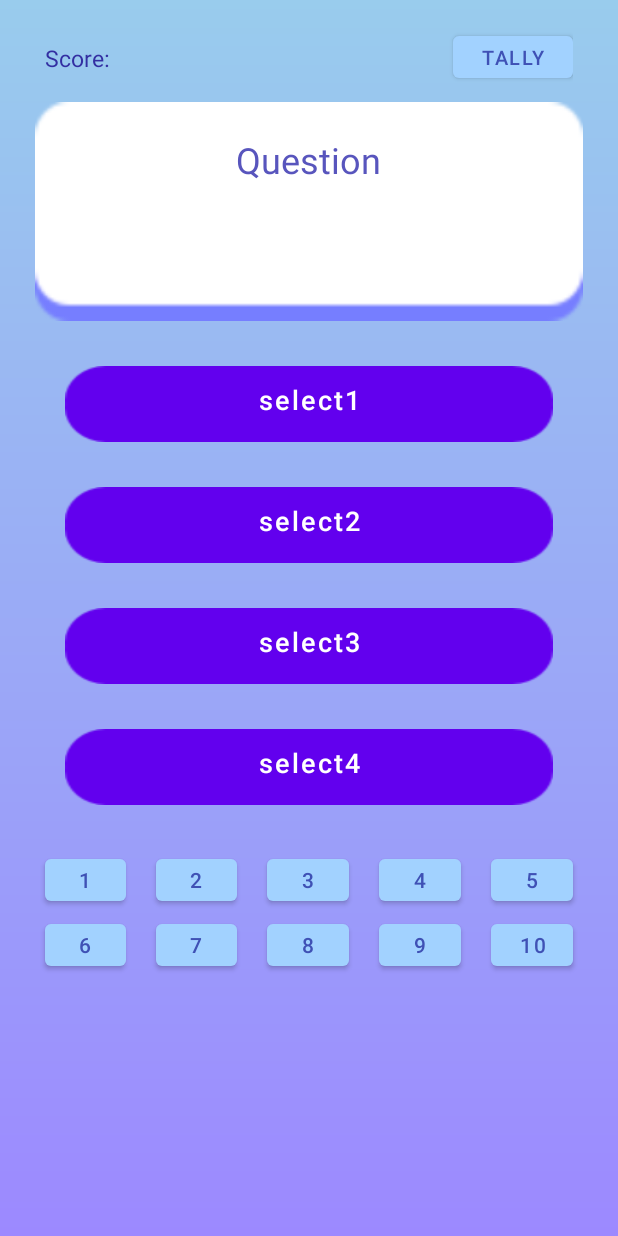
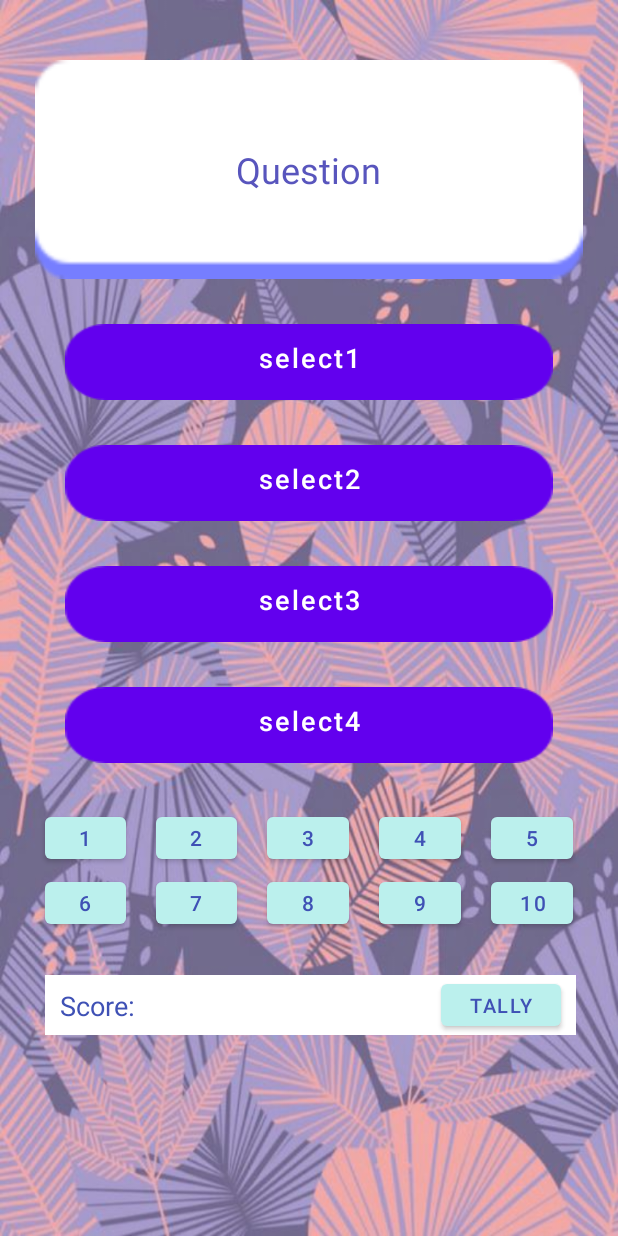
Before and after one commit to tishttash/IM2073-Mobile-App, an Android app: the MainActivity screen opened directly, with no data from a screen before it, on a phone screen of 412 x 824 dp. Run offline under Robolectric (Android 15) with nearby library versions, the phone set to English and light mode, and no system bars.

Commit message:
ui edits

```diff
--- a/app/src/main/res/drawable/background.xml
+++ b/app/src/main/res/drawable/background.xml
@@ -2,7 +2,7 @@
 
 <shape xmlns:android="http://schemas.android.com/apk/res/android">
         <gradient
-            android:startColor="#99CCED"
+            android:startColor="#BBF0ED"
             android:endColor="#9C89FF"
             android:angle="270" />
 </shape>
--- a/app/src/main/res/layout/activity_main.xml
+++ b/app/src/main/res/layout/activity_main.xml
@@ -7,53 +7,22 @@
     android:layout_width="match_parent"
     android:layout_height="match_parent"
     android:orientation="vertical"
-    android:background="@drawable/background"
+    android:background="@drawable/plants4"
     tools:context=".MainActivity">
-
-
-    <RelativeLayout
-        android:layout_width="match_parent"
-        android:layout_height="wrap_content"
-        android:layout_marginLeft="30dp"
-        android:layout_marginTop="18dp"
-        android:layout_marginRight="30dp"
-        android:orientation="horizontal">
-
-        <TextView
-            android:id="@+id/textView2"
-            android:layout_width="wrap_content"
-            android:layout_height="wrap_content"
-            android:layout_gravity="left"
-            android:layout_marginTop="10dp"
-            android:text="Score: "
-            android:textColor="#332FA2"
-            android:textSize="15sp" />
-
-        <Button
-            android:id="@+id/btntally"
-            android:layout_width="80dp"
-            android:layout_height="40dp"
-            android:layout_alignParentRight="true"
-            android:text="Tally"
-            android:textColor="@color/colorPrimary"
-            android:textSize="13sp"
-            app:backgroundTint="@color/colorBlue" />
-
-    </RelativeLayout>
 
     <LinearLayout
         android:layout_width="365dp"
         android:layout_height="146dp"
         android:layout_gravity="center"
-        android:layout_marginTop="10dp"
+        android:layout_marginTop="40dp"
         android:background="@drawable/bgpurple"
         android:gravity="center"
         android:orientation="vertical">
 
         <TextView
             android:id="@+id/textQuestion"
-            android:layout_width="311dp"
-            android:layout_height="102dp"
+            android:layout_width="310dp"
+            android:layout_height="wrap_content"
             android:lineSpacingExtra="6dp"
             android:text="Question"
             android:textAlignment="center"
@@ -202,79 +171,113 @@
 
     <LinearLayout
         android:layout_width="match_parent"
-        android:layout_height="match_parent"
+        android:layout_height="wrap_content"
         android:orientation="horizontal">
 
         <Button
             android:id="@+id/fetch6"
             android:layout_width="40dp"
             android:layout_height="40dp"
+            android:layout_marginLeft="30dp"
+            android:layout_marginTop="0dp"
+            android:layout_marginRight="10dp"
+            android:layout_marginBottom="10dp"
             android:layout_weight="1"
-            android:layout_marginTop="0dp"
-            android:layout_marginBottom="10dp"
-            android:layout_marginLeft="30dp"
-            android:layout_marginRight="10dp"
             android:onClick="btnConn6"
+            android:text="6"
             android:textColor="@color/colorPrimary"
-            app:backgroundTint="@color/colorBlue"
-            android:text="6" />
+            app:backgroundTint="@color/colorBlue" />
 
         <Button
             android:id="@+id/fetch7"
             android:layout_width="40dp"
             android:layout_height="40dp"
+            android:layout_marginLeft="10dp"
+            android:layout_marginTop="0dp"
+            android:layout_marginRight="10dp"
+            android:layout_marginBottom="10dp"
             android:layout_weight="1"
-            android:layout_marginTop="0dp"
-            android:layout_marginBottom="10dp"
-            android:layout_marginLeft="10dp"
-            android:layout_marginRight="10dp"
+            android:onClick="btnConn7"
+            android:text="7"
             android:textColor="@color/colorPrimary"
-            app:backgroundTint="@color/colorBlue"
-            android:onClick="btnConn7"
-            android:text="7" />
+            app:backgroundTint="@color/colorBlue" />
 
         <Button
             android:id="@+id/fetch8"
             android:layout_width="40dp"
             android:layout_height="40dp"
+            android:layout_marginLeft="10dp"
+            android:layout_marginTop="0dp"
+            android:layout_marginRight="10dp"
+            android:layout_marginBottom="10dp"
             android:layout_weight="1"
-            android:layout_marginTop="0dp"
-            android:layout_marginBottom="10dp"
-            android:layout_marginLeft="10dp"
-            android:layout_marginRight="10dp"
             android:onClick="btnConn8"
+            android:text="8"
             android:textColor="@color/colorPrimary"
-            app:backgroundTint="@color/colorBlue"
-            android:text="8" />
+            app:backgroundTint="@color/colorBlue" />
 
         <Button
             android:id="@+id/fetch9"
             android:layout_width="40dp"
             android:layout_height="40dp"
+            android:layout_marginLeft="10dp"
+            android:layout_marginTop="0dp"
+            android:layout_marginRight="10dp"
+            android:layout_marginBottom="8dp"
             android:layout_weight="1"
-            android:layout_marginTop="0dp"
-            android:layout_marginBottom="8dp"
-            android:layout_marginLeft="10dp"
-            android:layout_marginRight="10dp"
             android:onClick="btnConn9"
+            android:text="9"
             android:textColor="@color/colorPrimary"
-            app:backgroundTint="@color/colorBlue"
-            android:text="9" />
+            app:backgroundTint="@color/colorBlue" />
 
         <Button
             android:id="@+id/fetch10"
             android:layout_width="40dp"
             android:layout_height="40dp"
+            android:layout_marginLeft="10dp"
+            android:layout_marginTop="0dp"
+            android:layout_marginRight="30dp"
+            android:layout_marginBottom="10dp"
             android:layout_weight="1"
-            android:layout_marginTop="0dp"
-            android:layout_marginBottom="10dp"
-            android:layout_marginLeft="10dp"
-            android:layout_marginRight="30dp"
             android:onClick="btnConn10"
+            android:text="10"
             android:textColor="@color/colorPrimary"
-            app:backgroundTint="@color/colorBlue"
-            android:text="10" />
+            app:backgroundTint="@color/colorBlue" />
 
     </LinearLayout>
 
+    <RelativeLayout
+        android:layout_width="match_parent"
+        android:layout_height="wrap_content"
+        android:layout_marginLeft="30dp"
+        android:layout_marginTop="18dp"
+        android:layout_marginRight="28dp"
+        android:layout_marginBottom="20dp"
+        android:orientation="horizontal"
+        android:background="@color/white" >
+
+        <TextView
+            android:id="@+id/textView2"
+            android:layout_width="wrap_content"
+            android:layout_height="wrap_content"
+            android:layout_gravity="left"
+            android:layout_marginTop="8dp"
+            android:layout_marginLeft="10dp"
+            android:text="Score: "
+            android:textColor="@color/colorPrimary"
+            android:textSize="18sp" />
+
+        <Button
+            android:id="@+id/btntally"
+            android:layout_width="80dp"
+            android:layout_height="40dp"
+            android:layout_marginRight="10dp"
+            android:layout_alignParentRight="true"
+            android:text="Tally"
+            android:textColor="@color/colorPrimary"
+            android:textSize="13sp"
+            app:backgroundTint="@color/colorBlue" />
+
+    </RelativeLayout>
+
 </LinearLayout>
--- a/app/src/main/res/values/colors.xml
+++ b/app/src/main/res/values/colors.xml
@@ -4,7 +4,7 @@
     <color name="colorPrimaryDark">#FF5EA2</color>
     <color name="colorAccent">#FF4081</color>
     <color name="colorPurple">#332FA2</color>
-    <color name="colorBlue">#a2d2ff</color>
+    <color name="colorBlue">#BBF0ED</color>
     <color name="purple_200">#FFBB86FC</color>
     <color name="purple_500">#FF6200EE</color>
     <color name="purple_700">#FF3700B3</color>
```
Also changed, not shown: app/src/main/res/drawable/start_background.xml (added, +8 -0 lines), app/src/main/res/layout/activity_start.xml (+40 -19 lines), app/src/main/res/drawable/bird.png (added), app/src/main/res/drawable/birds.png (added), app/src/main/res/drawable/parrot.jpeg (added), app/src/main/res/drawable/plants.jpeg (added), app/src/main/res/drawable/plants2.jpeg (added), app/src/main/res/drawable/plants3.jpeg (added), app/src/main/res/drawable/plants4.jpeg (added), app/src/main/res/drawable/plants5.jpeg (added), app/src/main/res/drawable/plants6.jpeg (added).
